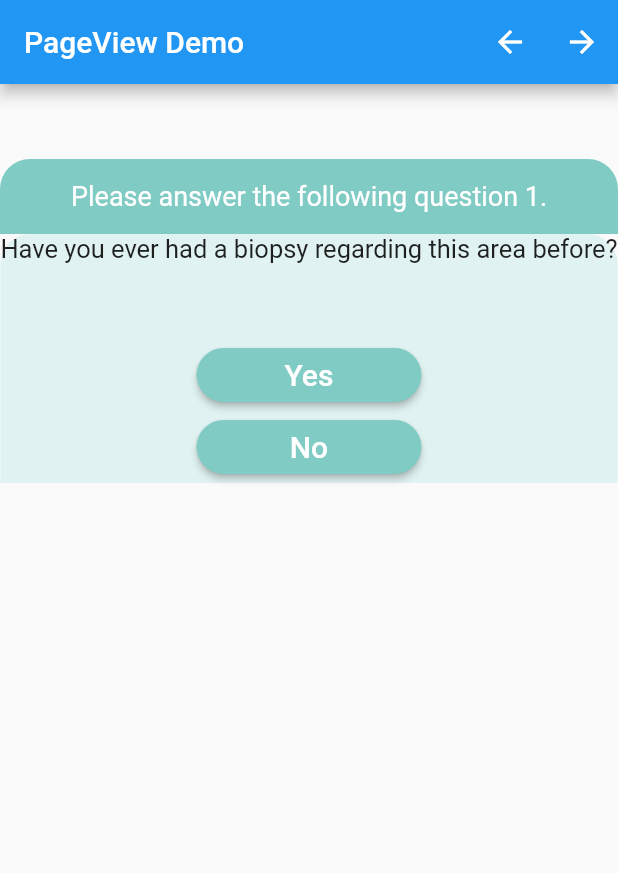
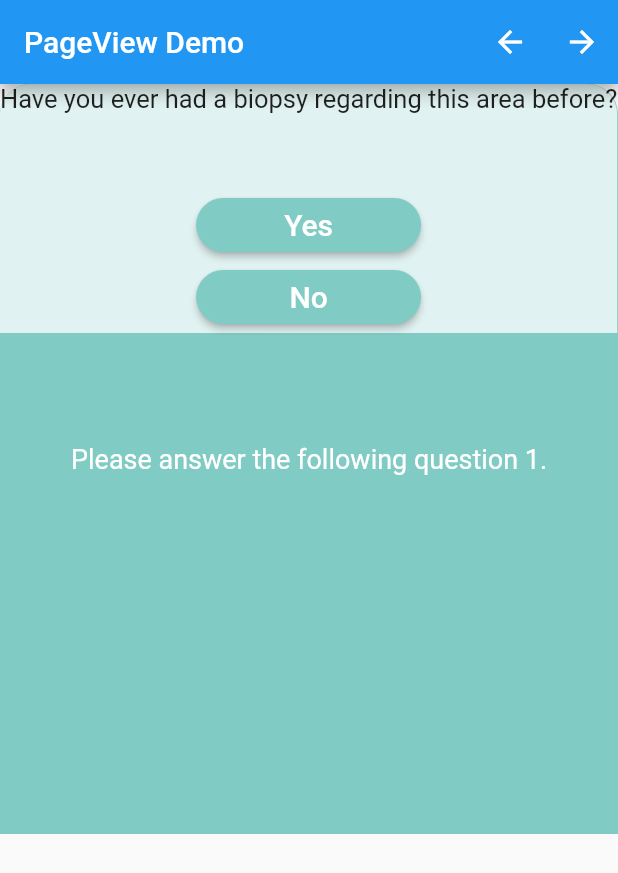
Before and after one commit to Endev-Brian-Kan/PageViewExercise, a Flutter app: the screen it shows after launch, on a phone screen of 412 x 824 dp. Shown: the top 873 px of the screen. Run offline on Flutter 3.47's test engine with Material 2 defaults, Android fonts, the phone set to English and light mode, and no system bars.

Commit message:
Changed column to stack for Page 1

```diff
--- a/lib/main.dart
+++ b/lib/main.dart
@@ -50,12 +50,12 @@ class _HomePageState extends State<HomePage> {
           children: <Widget>[
             Container(
               // PAGE 1 STARTS HERE ============================
-              child: Column(
+              child: Stack(
                 children: <Widget>[
                   SizedBox(height: 50),
                   Container(
                     width: double.infinity,
-                    height: 50,
+                    height: 500,
                     // color: Colors.teal[200],
                     decoration: BoxDecoration(
                       color: Colors.teal[200],
```
